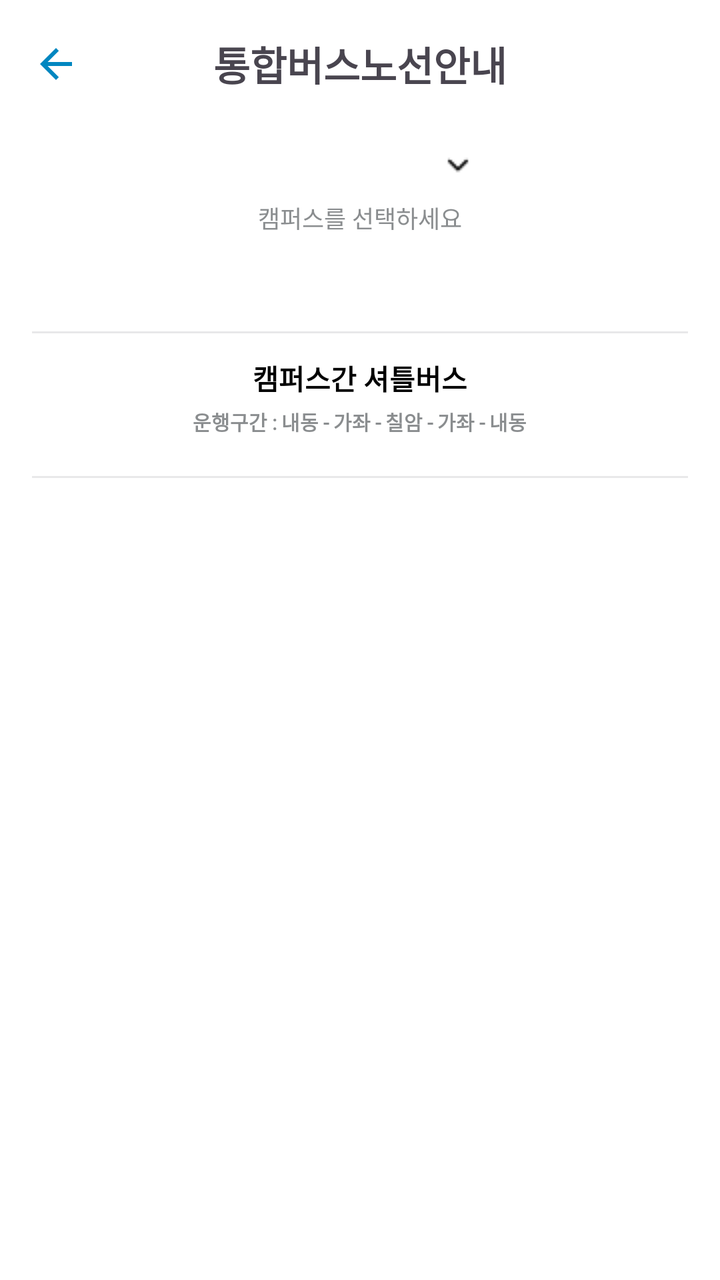
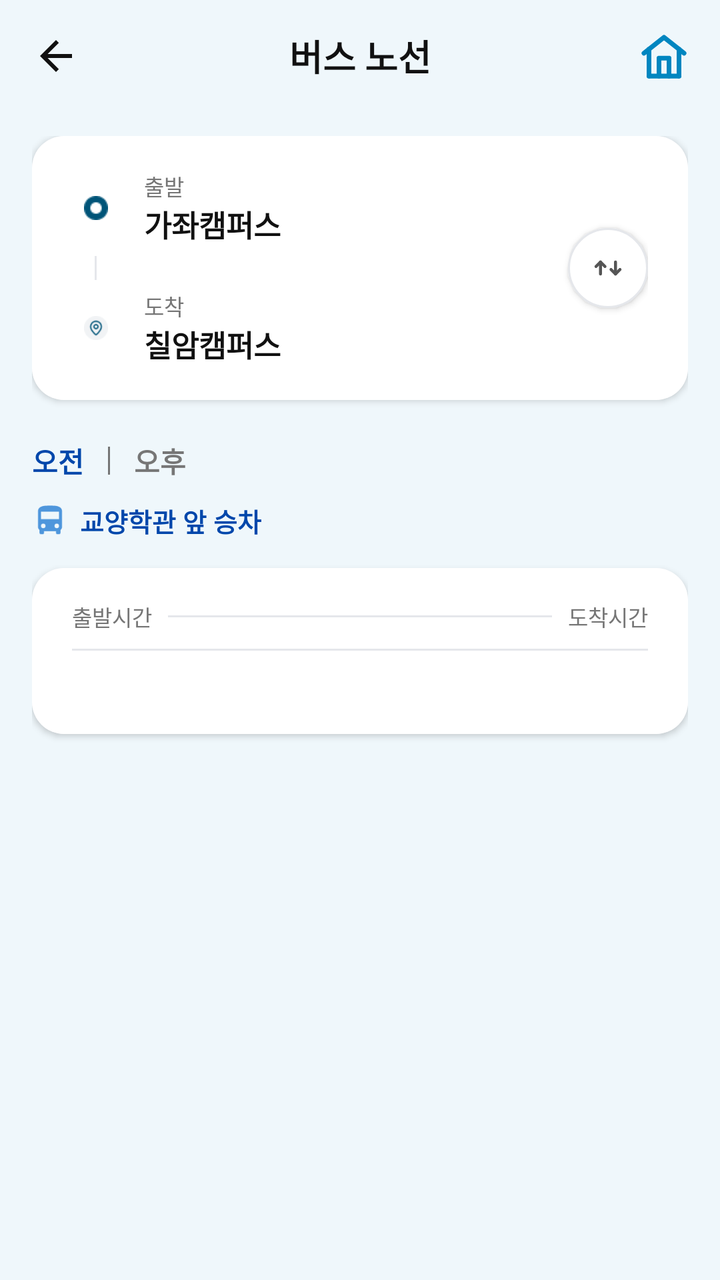

Compare the two renders of this Android layout. The source of the first and the diff that turns it into the second are given below.
<!-- AndroidManifest.xml: application theme Theme.Gaechuck -->
<!-- res/layout/activity_bus_route.xml -->
<?xml version="1.0" encoding="utf-8"?>
<LinearLayout xmlns:android="http://schemas.android.com/apk/res/android"
    xmlns:tools="http://schemas.android.com/tools"
    xmlns:app="http://schemas.android.com/apk/res-auto"
    android:id="@+id/subLayout2"
    android:layout_width="match_parent"
    android:layout_height="match_parent"
    android:orientation="vertical"
    android:paddingHorizontal="16dp"
    android:paddingBottom="16dp"
    android:background="@color/white">

    <LinearLayout
        android:layout_width="match_parent"
        android:layout_height="64dp"
        android:orientation="horizontal"
        android:gravity="center_vertical">

        <ImageView
            android:id="@+id/backBtn"
            android:layout_width="wrap_content"
            android:layout_height="wrap_content"
            android:layout_gravity="start|center_vertical"
            app:srcCompat="@drawable/ic_back"
            app:tint="@color/gnu_blue" />

        <TextView
            android:id="@+id/noticeTitle"
            android:layout_width="0dp"
            android:layout_height="wrap_content"
            android:layout_weight="1"
            android:text="통합버스노선안내"
            android:textSize="20sp"
            android:textStyle="bold"
            android:gravity="center"
            android:padding="8dp"
            android:fontFamily="@font/pretendard_bold"/>

        <ImageView
            android:id="@+id/button_home"
            android:layout_width="24dp"
            android:layout_height="24dp"
            android:layout_gravity="end|center_vertical"
            app:tint="@color/gnu_blue" />

    </LinearLayout>

    <LinearLayout
        android:layout_width="match_parent"
        android:layout_height="wrap_content"
        android:orientation="vertical"
        android:layout_marginBottom="48dp">

        <Spinner
            android:id="@+id/categorySpinner"
            android:layout_width="110dp"
            android:layout_height="wrap_content"
            android:background="@drawable/spinner_background"
            android:popupBackground="@drawable/custom_popup_background"
            android:layout_marginBottom="12dp"
            android:gravity="center"
            android:layout_gravity="center"
            android:layout_marginTop="12dp"
            android:popupElevation="1dp"
            />

        <TextView
            android:layout_width="wrap_content"
            android:layout_height="wrap_content"
            android:text="캠퍼스를 선택하세요"
            android:textSize="12sp"
            android:textColor="@color/tab_colors"
            android:layout_gravity="center"
            android:fontFamily="@font/pretendard_regular"/>

    </LinearLayout>

    <View
        android:layout_width="match_parent"
        android:layout_height="1dp"
        android:background="#338A8D8F" />

    <LinearLayout
        android:layout_width="match_parent"
        android:layout_height="wrap_content"
        android:orientation="vertical"
        android:layout_marginTop="12dp"
        android:layout_marginBottom="20dp">

        <TextView
            android:id="@+id/routeTitleTextView"
            android:layout_width="wrap_content"
            android:layout_height="wrap_content"
            android:textColor="@color/black"
            android:text="캠퍼스간 셔틀버스"
            android:textSize="14sp"
            android:textStyle="bold"
            android:layout_gravity="center"
            android:fontFamily="@font/pretendard_bold"/>

        <TextView
            android:id="@+id/serviceAreaTextView"
            android:layout_width="wrap_content"
            android:layout_height="wrap_content"
            android:layout_marginTop="4dp"
            android:textColor="@color/tab_colors"
            android:text="운행구간 : 내동 - 가좌 - 칠암 - 가좌 - 내동"
            android:textSize="10sp"
            android:textStyle="bold"
            android:layout_gravity="center"
            android:fontFamily="@font/pretendard_regular"/>

    </LinearLayout>


    <ScrollView
        android:id="@+id/scrollView"
        android:layout_width="match_parent"
        android:layout_height="0dp"
        android:layout_weight="1"
        android:fillViewport="true"
        android:scrollbars="none"
        android:fadeScrollbars="false">

        <LinearLayout
            android:id="@+id/busRouteContainer"
            android:layout_width="match_parent"
            android:layout_height="wrap_content"
            android:orientation="vertical">

            <LinearLayout
                android:layout_width="match_parent"
                android:layout_height="wrap_content"
                android:orientation="vertical">

                <View
                    android:layout_width="match_parent"
                    android:layout_height="1dp"
                    android:background="#338A8D8F" />

                <HorizontalScrollView
                    android:layout_width="match_parent"
                    android:layout_height="wrap_content"
                    android:scrollbars="none"
                    android:fadeScrollbars="false">
                </HorizontalScrollView>

            </LinearLayout>


        </LinearLayout>

    </ScrollView>



</LinearLayout>
<!-- resources referenced by this layout -->
<resources>
  <color name="black">#FF000000</color>
  <color name="gnu_blue">#FF0086C0</color>
  <color name="white">#FFFFFFFF</color>
  <!-- drawable custom_popup_background (drawable) -->
  <?xml version="1.0" encoding="utf-8"?>
  <shape xmlns:android="http://schemas.android.com/apk/res/android">
      <solid android:color="@color/white" />
      <stroke android:color="@color/light_grey" android:width="1px"/>
      <corners android:radius="10dp"/>
  </shape>
  <!-- drawable spinner_background (drawable) -->
  <?xml version="1.0" encoding="utf-8"?>
  <layer-list xmlns:android="http://schemas.android.com/apk/res/android">
      
      <item>
          <shape android:shape="rectangle">
              <solid android:color="@android:color/white" />
              <corners android:radius="8dp" />
          </shape>
      </item>
  
      
      <item android:drawable="@drawable/down_btn" android:gravity="end|center_vertical" />
  </layer-list>
  <color name="light_grey">#E9E9EA</color>
  <!-- drawable down_btn: png bitmap (drawable, 232 bytes) -->
  <!-- unchanged entries left out for length: 2 -->
</resources>

<!-- the commit's change to res/layout/activity_bus_route.xml (unified diff, before → after) -->
@@ -1,157 +1,346 @@
 <?xml version="1.0" encoding="utf-8"?>
 <LinearLayout xmlns:android="http://schemas.android.com/apk/res/android"
-    xmlns:tools="http://schemas.android.com/tools"
     xmlns:app="http://schemas.android.com/apk/res-auto"
-    android:id="@+id/subLayout2"
     android:layout_width="match_parent"
     android:layout_height="match_parent"
     android:orientation="vertical"
-    android:paddingHorizontal="16dp"
-    android:paddingBottom="16dp"
-    android:background="@color/white">
-
+    android:background="@color/bg_cafeteria">
+
+    
     <LinearLayout
         android:layout_width="match_parent"
-        android:layout_height="64dp"
+        android:layout_height="56dp"
         android:orientation="horizontal"
-        android:gravity="center_vertical">
+        android:gravity="center_vertical"
+        android:paddingStart="16dp"
+        android:paddingEnd="16dp">
 
         <ImageView
             android:id="@+id/backBtn"
-            android:layout_width="wrap_content"
-            android:layout_height="wrap_content"
-            android:layout_gravity="start|center_vertical"
+            android:layout_width="24dp"
+            android:layout_height="24dp"
             app:srcCompat="@drawable/ic_back"
-            app:tint="@color/gnu_blue" />
+            app:tint="@color/black_1"/>
 
         <TextView
-            android:id="@+id/noticeTitle"
             android:layout_width="0dp"
             android:layout_height="wrap_content"
             android:layout_weight="1"
-            android:text="통합버스노선안내"
-            android:textSize="20sp"
+            android:text="버스 노선"
+            android:textSize="18sp"
             android:textStyle="bold"
+            android:textColor="@color/black_1"
             android:gravity="center"
-            android:padding="8dp"
             android:fontFamily="@font/pretendard_bold"/>
 
         <ImageView
             android:id="@+id/button_home"
             android:layout_width="24dp"
             android:layout_height="24dp"
-            android:layout_gravity="end|center_vertical"
-            app:tint="@color/gnu_blue" />
+            app:srcCompat="@drawable/ic_home"/>
 
     </LinearLayout>
 
-    <LinearLayout
-        android:layout_width="match_parent"
-        android:layout_height="wrap_content"
-        android:orientation="vertical"
-        android:layout_marginBottom="48dp">
-
-        <Spinner
-            android:id="@+id/categorySpinner"
-            android:layout_width="110dp"
-            android:layout_height="wrap_content"
-            android:background="@drawable/spinner_background"
-            android:popupBackground="@drawable/custom_popup_background"
-            android:layout_marginBottom="12dp"
-            android:gravity="center"
-            android:layout_gravity="center"
-            android:layout_marginTop="12dp"
-            android:popupElevation="1dp"
-            />
-
-        <TextView
-            android:layout_width="wrap_content"
-            android:layout_height="wrap_content"
-            android:text="캠퍼스를 선택하세요"
-            android:textSize="12sp"
-            android:textColor="@color/tab_colors"
-            android:layout_gravity="center"
-            android:fontFamily="@font/pretendard_regular"/>
-
-    </LinearLayout>
-
-    <View
-        android:layout_width="match_parent"
-        android:layout_height="1dp"
-        android:background="#338A8D8F" />
-
-    <LinearLayout
-        android:layout_width="match_parent"
-        android:layout_height="wrap_content"
-        android:orientation="vertical"
-        android:layout_marginTop="12dp"
-        android:layout_marginBottom="20dp">
-
-        <TextView
-            android:id="@+id/routeTitleTextView"
-            android:layout_width="wrap_content"
-            android:layout_height="wrap_content"
-            android:textColor="@color/black"
-            android:text="캠퍼스간 셔틀버스"
-            android:textSize="14sp"
-            android:textStyle="bold"
-            android:layout_gravity="center"
-            android:fontFamily="@font/pretendard_bold"/>
-
-        <TextView
-            android:id="@+id/serviceAreaTextView"
-            android:layout_width="wrap_content"
-            android:layout_height="wrap_content"
-            android:layout_marginTop="4dp"
-            android:textColor="@color/tab_colors"
-            android:text="운행구간 : 내동 - 가좌 - 칠암 - 가좌 - 내동"
-            android:textSize="10sp"
-            android:textStyle="bold"
-            android:layout_gravity="center"
-            android:fontFamily="@font/pretendard_regular"/>
-
-    </LinearLayout>
-
-
-    <ScrollView
-        android:id="@+id/scrollView"
+    
+    <androidx.core.widget.NestedScrollView
         android:layout_width="match_parent"
         android:layout_height="0dp"
         android:layout_weight="1"
-        android:fillViewport="true"
         android:scrollbars="none"
-        android:fadeScrollbars="false">
+        android:fillViewport="true">
 
         <LinearLayout
-            android:id="@+id/busRouteContainer"
             android:layout_width="match_parent"
             android:layout_height="wrap_content"
-            android:orientation="vertical">
-
+            android:orientation="vertical"
+            android:paddingStart="16dp"
+            android:paddingEnd="16dp"
+            android:paddingTop="12dp"
+            android:paddingBottom="32dp">
+
+            
+            <com.google.android.material.card.MaterialCardView
+                android:layout_width="match_parent"
+                android:layout_height="wrap_content"
+                app:cardCornerRadius="16dp"
+                app:cardElevation="2dp"
+                app:cardBackgroundColor="@color/white"
+                app:strokeWidth="0dp">
+
+                <LinearLayout
+                    android:layout_width="match_parent"
+                    android:layout_height="wrap_content"
+                    android:orientation="horizontal"
+                    android:paddingStart="20dp"
+                    android:paddingEnd="20dp"
+                    android:paddingTop="12dp"
+                    android:paddingBottom="12dp"
+                    android:background="@color/white"
+                    android:gravity="center_vertical">
+
+                    
+                    <LinearLayout
+                        android:layout_width="24dp"
+                        android:layout_height="wrap_content"
+                        android:orientation="vertical"
+                        android:gravity="center_horizontal">
+
+                        <FrameLayout
+                            android:layout_width="24dp"
+                            android:layout_height="48dp">
+                            <ImageView
+                                android:layout_width="12dp"
+                                android:layout_height="12dp"
+                                android:layout_gravity="center"
+                                app:srcCompat="@drawable/ic_departure_circle"/>
+                        </FrameLayout>
+
+                        <FrameLayout
+                            android:layout_width="24dp"
+                            android:layout_height="12dp">
+                            <View
+                                android:layout_width="1dp"
+                                android:layout_height="12dp"
+                                android:layout_gravity="center"
+                                android:background="@color/renewal_border"/>
+                        </FrameLayout>
+
+                        <FrameLayout
+                            android:layout_width="24dp"
+                            android:layout_height="48dp">
+                            <ImageView
+                                android:layout_width="12dp"
+                                android:layout_height="12dp"
+                                android:layout_gravity="center"
+                                app:srcCompat="@drawable/ic_arrival_pin"/>
+                        </FrameLayout>
+
+                    </LinearLayout>
+
+                    
+                    <LinearLayout
+                        android:layout_width="0dp"
+                        android:layout_height="wrap_content"
+                        android:layout_weight="1"
+                        android:layout_marginStart="12dp"
+                        android:orientation="vertical">
+
+                        <LinearLayout
+                            android:layout_width="match_parent"
+                            android:layout_height="48dp"
+                            android:orientation="vertical"
+                            android:gravity="center_vertical">
+
+                            <TextView
+                                android:layout_width="wrap_content"
+                                android:layout_height="wrap_content"
+                                android:text="출발"
+                                android:textSize="11sp"
+                                android:textColor="@color/info_grey"
+                                android:fontFamily="@font/pretendard_regular"/>
+
+                            <TextView
+                                android:id="@+id/fromCampusText"
+                                android:layout_width="wrap_content"
+                                android:layout_height="wrap_content"
+                                android:text="가좌캠퍼스"
+                                android:textSize="15sp"
+                                android:textStyle="bold"
+                                android:textColor="@color/black_1"
+                                android:fontFamily="@font/pretendard_bold"/>
+
+                        </LinearLayout>
+
+                        <View
+                            android:layout_width="match_parent"
+                            android:layout_height="12dp"/>
+
+                        <LinearLayout
+                            android:layout_width="match_parent"
+                            android:layout_height="48dp"
+                            android:orientation="vertical"
+                            android:gravity="center_vertical">
+
+                            <TextView
+                                android:layout_width="wrap_content"
+                                android:layout_height="wrap_content"
+                                android:text="도착"
+                                android:textSize="11sp"
+                                android:textColor="@color/info_grey"
+                                android:fontFamily="@font/pretendard_regular"/>
+
+                            <TextView
+                                android:id="@+id/toCampusText"
+                                android:layout_width="wrap_content"
+                                android:layout_height="wrap_content"
+                                android:text="칠암캠퍼스"
+                                android:textSize="15sp"
+                                android:textStyle="bold"
+                                android:textColor="@color/black_1"
+                                android:fontFamily="@font/pretendard_bold"/>
+
+                        </LinearLayout>
+
+                    </LinearLayout>
+
+                    
+                    <ImageView
+                        android:id="@+id/swapButton"
+                        android:layout_width="40dp"
+                        android:layout_height="40dp"
+                        android:padding="11dp"
+                        android:background="@drawable/bg_swap_button"
+                        android:elevation="2dp"
+                        app:srcCompat="@drawable/ic_swap"/>
+
+                </LinearLayout>
+            </com.google.android.material.card.MaterialCardView>
+
+            
             <LinearLayout
                 android:layout_width="match_parent"
                 android:layout_height="wrap_content"
-                android:orientation="vertical">
+                android:orientation="horizontal"
+                android:paddingTop="20dp"
+                android:paddingBottom="10dp"
+                android:gravity="center_vertical">
+
+                <TextView
+                    android:id="@+id/tabAm"
+                    android:layout_width="wrap_content"
+                    android:layout_height="wrap_content"
+                    android:text="오전"
+                    android:textSize="14sp"
+                    android:textStyle="bold"
+                    android:textColor="@color/renewal_primary"
+                    android:fontFamily="@font/pretendard_bold"/>
 
                 <View
+                    android:layout_width="1dp"
+                    android:layout_height="14dp"
+                    android:layout_marginStart="12dp"
+                    android:layout_marginEnd="12dp"
+                    android:background="@color/info_grey"/>
+
+                <TextView
+                    android:id="@+id/tabPm"
+                    android:layout_width="wrap_content"
+                    android:layout_height="wrap_content"
+                    android:text="오후"
+                    android:textSize="14sp"
+                    android:textStyle="bold"
+                    android:textColor="@color/info_grey"
+                    android:fontFamily="@font/pretendard_bold"/>
+
+            </LinearLayout>
+
+            
+            <LinearLayout
+                android:layout_width="match_parent"
+                android:layout_height="wrap_content"
+                android:orientation="horizontal"
+                android:gravity="center_vertical"
+                android:paddingBottom="14dp">
+
+                <ImageView
+                    android:layout_width="18dp"
+                    android:layout_height="18dp"
+                    app:srcCompat="@drawable/ic_bus_mini"/>
+
+                <TextView
+                    android:id="@+id/boardingLocationText"
+                    android:layout_width="wrap_content"
+                    android:layout_height="wrap_content"
+                    android:layout_marginStart="6dp"
+                    android:text="교양학관 앞 승차"
+                    android:textSize="13sp"
+                    android:textColor="@color/renewal_primary"
+                    android:textStyle="bold"
+                    android:fontFamily="@font/pretendard_bold"/>
+
+            </LinearLayout>
+
+            
+            <com.google.android.material.card.MaterialCardView
+                android:layout_width="match_parent"
+                android:layout_height="wrap_content"
+                app:cardCornerRadius="16dp"
+                app:cardElevation="2dp"
+                app:cardBackgroundColor="@color/white"
+                app:strokeWidth="0dp">
+
+                <LinearLayout
                     android:layout_width="match_parent"
-                    android:layout_height="1dp"
-                    android:background="#338A8D8F" />
-
-                <HorizontalScrollView
-                    android:layout_width="match_parent"
-                    android:layout_height="wrap_content"
-                    android:scrollbars="none"
-                    android:fadeScrollbars="false">
-                </HorizontalScrollView>
-
-            </LinearLayout>
-
+                    android:layout_height="wrap_content"
+                    android:orientation="vertical"
+                    android:background="@color/white"
+                    android:paddingStart="20dp"
+                    android:paddingEnd="20dp"
+                    android:paddingTop="16dp"
+                    android:paddingBottom="16dp">
+
+                    
+                    <LinearLayout
+                        android:layout_width="match_parent"
+                        android:layout_height="wrap_content"
+                        android:orientation="horizontal"
+                        android:gravity="center_vertical"
+                        android:paddingBottom="8dp">
+
+                        <TextView
+                            android:layout_width="wrap_content"
+                            android:layout_height="wrap_content"
+                            android:text="출발시간"
+                            android:textSize="11sp"
+                            android:textColor="@color/info_grey"
+                            android:fontFamily="@font/pretendard_regular"/>
+
+                        <View
+                            android:layout_width="0dp"
+                            android:layout_height="1dp"
+                            android:layout_weight="1"
+                            android:layout_marginStart="8dp"
+                            android:layout_marginEnd="8dp"
+                            android:background="@color/renewal_border"/>
+
+                        <TextView
+                            android:layout_width="wrap_content"
+                            android:layout_height="wrap_content"
+                            android:text="도착시간"
+                            android:textSize="11sp"
+                            android:textColor="@color/info_grey"
+                            android:fontFamily="@font/pretendard_regular"/>
+
+                    </LinearLayout>
+
+                    
+                    <View
+                        android:layout_width="match_parent"
+                        android:layout_height="1dp"
+                        android:background="@color/renewal_border"/>
+
+                    
+                    <androidx.recyclerview.widget.RecyclerView
+                        android:id="@+id/timeRecyclerView"
+                        android:layout_width="match_parent"
+                        android:layout_height="wrap_content"
+                        android:nestedScrollingEnabled="false"
+                        android:overScrollMode="never"/>
+
+                    
+                    <TextView
+                        android:id="@+id/operationNote"
+                        android:layout_width="wrap_content"
+                        android:layout_height="wrap_content"
+                        android:layout_marginTop="12dp"
+                        android:textSize="10sp"
+                        android:textColor="@color/info_grey"
+                        android:fontFamily="@font/pretendard_regular"/>
+
+                </LinearLayout>
+            </com.google.android.material.card.MaterialCardView>
 
         </LinearLayout>
-
-    </ScrollView>
-
-
+    </androidx.core.widget.NestedScrollView>
 
 </LinearLayout>
<!-- resource entries referenced after the edit -->
@@ -1,31 +1,103 @@
 <!-- resources referenced by this layout -->
 <resources>
-  <color name="black">#FF000000</color>
+  <color name="bg_cafeteria">#EFF7FB</color>
+  <color name="black_1">#FF111111</color>
+  <color name="info_grey">#767676</color>
+  <color name="renewal_border">#E5E7EB</color>
+  <color name="renewal_primary">#0047AB</color>
   <color name="gnu_blue">#FF0086C0</color>
   <color name="white">#FFFFFFFF</color>
-  <!-- drawable custom_popup_background (drawable) -->
+  <!-- drawable bg_swap_button (drawable) -->
   <?xml version="1.0" encoding="utf-8"?>
-  <shape xmlns:android="http://schemas.android.com/apk/res/android">
-      <solid android:color="@color/white" />
-      <stroke android:color="@color/light_grey" android:width="1px"/>
-      <corners android:radius="10dp"/>
+  <shape xmlns:android="http://schemas.android.com/apk/res/android"
+      android:shape="oval">
+      <solid android:color="@color/white"/>
+      <stroke
+          android:width="1dp"
+          android:color="@color/renewal_border"/>
   </shape>
-  <!-- drawable spinner_background (drawable) -->
+  <!-- drawable ic_arrival_pin: png bitmap (drawable, 1050 bytes) -->
+  <!-- drawable ic_bus_mini (drawable) -->
   <?xml version="1.0" encoding="utf-8"?>
-  <layer-list xmlns:android="http://schemas.android.com/apk/res/android">
-      
-      <item>
-          <shape android:shape="rectangle">
-              <solid android:color="@android:color/white" />
-              <corners android:radius="8dp" />
-          </shape>
-      </item>
-  
-      
-      <item android:drawable="@drawable/down_btn" android:gravity="end|center_vertical" />
-  </layer-list>
-  <color name="light_grey">#E9E9EA</color>
-  <!-- drawable down_btn: png bitmap (drawable, 232 bytes) -->
+  <vector xmlns:android="http://schemas.android.com/apk/res/android"
+      android:width="18dp"
+      android:height="18dp"
+      android:viewportWidth="24"
+      android:viewportHeight="24">
+      <path
+          android:fillColor="#4E96DC"
+          android:pathData="M4,16C4,16.88 4.39,17.67 5,18.22V20A1,1 0 0,0 6,21H7A1,1 0 0,0 8,20V19H16V20A1,1 0 0,0 17,21H18A1,1 0 0,0 19,20V18.22C19.61,17.67 20,16.88 20,16V6C20,2 16,2 12,2C8,2 4,2 4,6V16ZM7.5,17A1.5,1.5 0 0,1 6,15.5A1.5,1.5 0 0,1 7.5,14A1.5,1.5 0 0,1 9,15.5A1.5,1.5 0 0,1 7.5,17ZM16.5,17A1.5,1.5 0 0,1 15,15.5A1.5,1.5 0 0,1 16.5,14A1.5,1.5 0 0,1 18,15.5A1.5,1.5 0 0,1 16.5,17ZM18,11H6V6H18V11Z"/>
+  </vector>
+  <!-- drawable ic_departure_circle: png bitmap (drawable, 592 bytes) -->
+  <!-- drawable ic_home (drawable) -->
+  <vector xmlns:android="http://schemas.android.com/apk/res/android"
+      android:width="20dp"
+      android:height="19dp"
+      android:viewportWidth="20"
+      android:viewportHeight="19">
+    <path
+        android:pathData="M3.75,17.917H16.25"
+        android:strokeLineJoin="round"
+        android:strokeWidth="2"
+        android:fillColor="#00000000"
+        android:strokeColor="#0086C0"
+        android:strokeLineCap="round"/>
+    <path
+        android:pathData="M3.75,17.917V6.667M16.25,17.917V6.667"
+        android:strokeLineJoin="round"
+        android:strokeWidth="2"
+        android:fillColor="#00000000"
+        android:strokeColor="#0086C0"
+        android:strokeLineCap="round"/>
+    <path
+        android:pathData="M1.667,8.333L10,1.667L18.333,8.333"
+        android:strokeLineJoin="round"
+        android:strokeWidth="2"
+        android:fillColor="#00000000"
+        android:strokeColor="#0086C0"
+        android:strokeLineCap="round"/>
+    <path
+        android:pathData="M7.917,17.917V10.417H12.083V17.917"
+        android:strokeLineJoin="round"
+        android:strokeWidth="2"
+        android:fillColor="#00000000"
+        android:strokeColor="#0086C0"
+        android:strokeLineCap="round"/>
+  </vector>
+  <!-- drawable ic_swap (drawable) -->
+  <?xml version="1.0" encoding="utf-8"?>
+  <vector xmlns:android="http://schemas.android.com/apk/res/android"
+      android:width="18dp"
+      android:height="18dp"
+      android:viewportWidth="24"
+      android:viewportHeight="24">
+      <path
+          android:strokeColor="#555555"
+          android:strokeWidth="2"
+          android:fillColor="@android:color/transparent"
+          android:pathData="M7,16V8"
+          android:strokeLineCap="round"/>
+      <path
+          android:strokeColor="#555555"
+          android:strokeWidth="2"
+          android:fillColor="@android:color/transparent"
+          android:pathData="M4,11L7,8L10,11"
+          android:strokeLineCap="round"
+          android:strokeLineJoin="round"/>
+      <path
+          android:strokeColor="#555555"
+          android:strokeWidth="2"
+          android:fillColor="@android:color/transparent"
+          android:pathData="M17,8V16"
+          android:strokeLineCap="round"/>
+      <path
+          android:strokeColor="#555555"
+          android:strokeWidth="2"
+          android:fillColor="@android:color/transparent"
+          android:pathData="M14,13L17,16L20,13"
+          android:strokeLineCap="round"
+          android:strokeLineJoin="round"/>
+  </vector>
   <!-- unchanged entries left out for length: 2 -->
 </resources>
 
